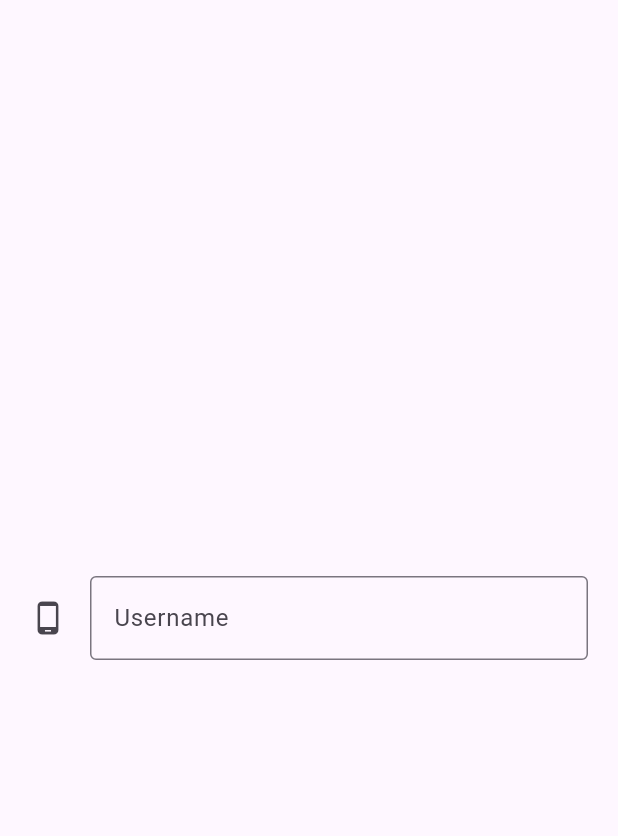
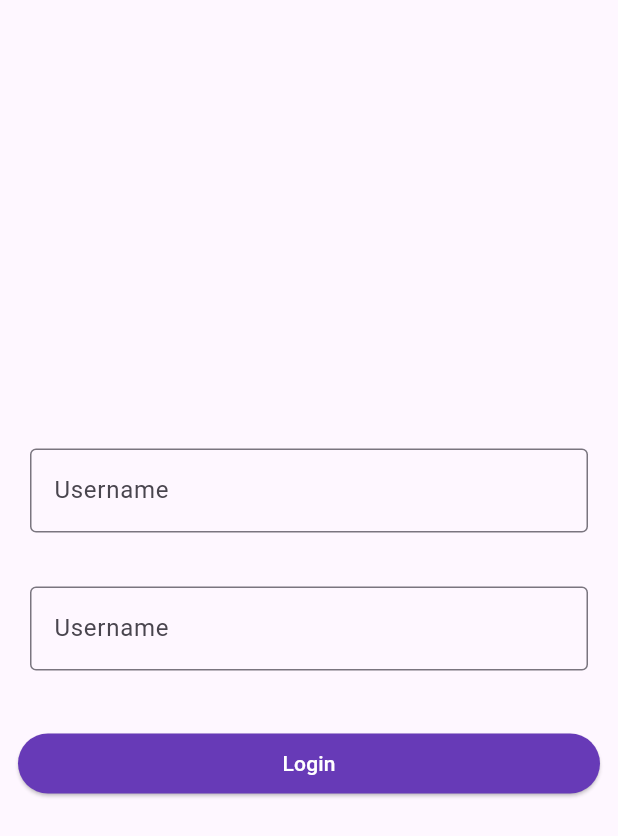
Before and after one commit to LivingstonTardzenyuy/imdb_client-clone, a Flutter app: the screen it shows after launch, on a phone screen of 412 x 824 dp. Shown: the top 836 px of the screen. Run offline on Flutter 3.47's test engine with Material 3 defaults, Android fonts, the phone set to English and light mode, and no system bars.

Commit message:
done with the UI of login page

```diff
--- a/lib/main.dart
+++ b/lib/main.dart
@@ -38,11 +38,33 @@ class LoginPage extends StatelessWidget {
               child: TextField(
                 decoration: InputDecoration(
                   border: OutlineInputBorder(),
-                  icon: Icon(Icons.phone_android),
                   labelText: 'Username',
                   hintText: 'Enter your Username',
                 ),
               ),
+            ),
+            SizedBox(height: 20,),
+            Container(
+              padding: EdgeInsets.all(8.0),
+              child: TextField(
+                decoration: InputDecoration(
+                  border: OutlineInputBorder(),
+                  labelText: 'Username',
+                  hintText: 'Enter your Username',
+                ),
+              ),
+            ),
+
+            SizedBox(height: 30,),
+            Container(
+              width: double.infinity,
+              child: ElevatedButton(
+                style: ElevatedButton.styleFrom(
+                  foregroundColor: Colors.white,
+                  backgroundColor: Colors.deepPurple,
+                ),
+                  onPressed: () {},
+                  child: Text('Login')),
             )
           ],
         ),
```
